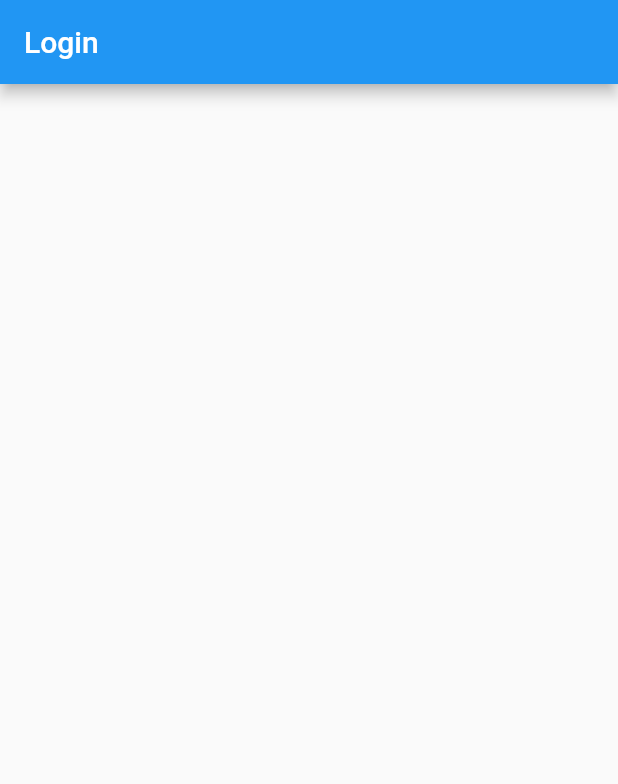
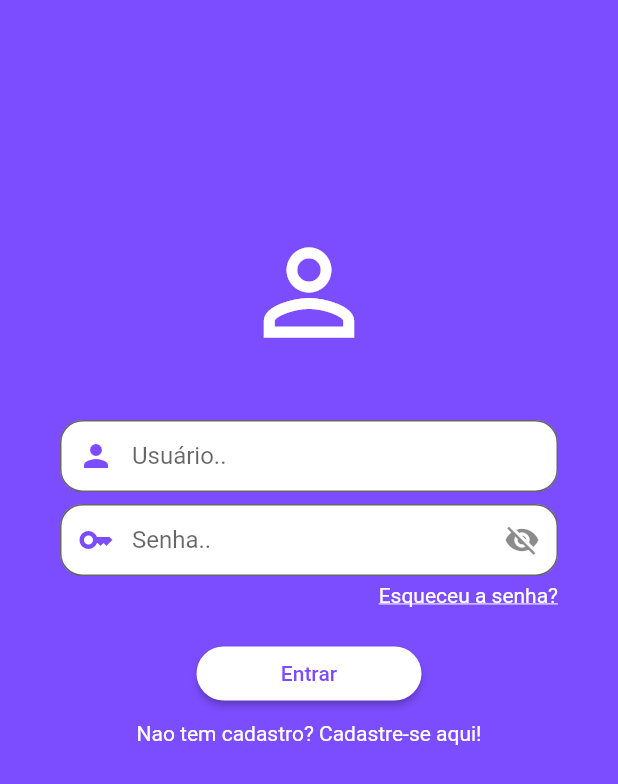
Before and after one commit to AdlanDaniel/app_mix, a Flutter app: the screen it shows after launch, on a phone screen of 412 x 824 dp. Shown: the top 784 px of the screen. Run offline on Flutter 3.47's test engine with Material 2 defaults, Android fonts, the phone set to English and light mode, and no system bars.

Commit message:
tela login

```diff
--- a/lib/app/modules/login/view/login_view.dart
+++ b/lib/app/modules/login/view/login_view.dart
@@ -1,3 +1,5 @@
+import 'dart:ui';
+
 import 'package:flutter/material.dart';
 
 class LoginView extends StatefulWidget {
@@ -8,13 +10,119 @@ class LoginView extends StatefulWidget {
 }
 
 class _LoginViewState extends State<LoginView> {
+  bool passworld = true;
   @override
   Widget build(BuildContext context) {
     return Scaffold(
-      appBar: AppBar(
-        title: const Text('Login'),
-      ),
-      body: Container(),
+      body: Container(
+          height: double.infinity,
+          padding: EdgeInsets.only(left: 40, right: 40, bottom: 20),
+          color: Color(0xFF7C4DFF),
+          child: SingleChildScrollView(
+            child: Center(
+              child: Column(
+                children: [
+                  Padding(
+                    padding: EdgeInsets.only(top: 150),
+                    child: Icon(
+                      Icons.person_outline,
+                      size: 90,
+                      color: Colors.white,
+                    ),
+                  ),
+                  Padding(
+                    padding: const EdgeInsets.only(top: 40.0),
+                    child: TextFormField(
+                      decoration: InputDecoration(
+                          prefixIcon:
+                              Icon(Icons.person, color: Color(0xFF7C4DFF)),
+                          contentPadding: EdgeInsets.only(bottom: 5),
+                          fillColor: Colors.white,
+                          filled: true,
+                          hintText: 'Usuário..',
+                          border: OutlineInputBorder(
+                              borderRadius:
+                                  BorderRadius.all(Radius.circular(15)))),
+                    ),
+                  ),
+                  Padding(
+                    padding: EdgeInsets.only(top: 8),
+                    child: TextFormField(
+                      obscureText: passworld,
+                      decoration: InputDecoration(
+                          contentPadding: EdgeInsets.only(bottom: 5),
+                          suffixIcon: IconButton(
+                              onPressed: () {
+                                setState(() {
+                                  passworld = !passworld;
+                                });
+                              },
+                              icon: passworld
+                                  ? Icon(Icons.visibility_off)
+                                  : Icon(Icons.visibility)),
+                          prefixIcon: Icon(
+                            Icons.key,
+                            color: Color(0xFF7C4DFF),
+                          ),
+                          border: OutlineInputBorder(
+                              borderRadius:
+                                  BorderRadius.all(Radius.circular(15))),
+                          filled: true,
+                          fillColor: Colors.white,
+                          hintText: 'Senha..'),
+                    ),
+                  ),
+                  GestureDetector(
+                    child: Padding(
+                      padding: EdgeInsets.only(top: 5),
+                      child: Row(
+                        mainAxisAlignment: MainAxisAlignment.end,
+                        children: [
+                          Text(
+                            'Esqueceu a senha?',
+                            style: TextStyle(
+                              color: Colors.white,
+                              decoration: TextDecoration.underline,
+                            ),
+                          ),
+                        ],
+                      ),
+                    ),
+                  ),
+                  Padding(
+                    padding: EdgeInsets.only(top: 20),
+                    child: SizedBox(
+                      width: 150,
+                      child: ElevatedButton(
+                        style: ButtonStyle(
+                            backgroundColor:
+                                MaterialStateProperty.all(Colors.white),
+                            shape: MaterialStateProperty.all(
+                                RoundedRectangleBorder(
+                                    borderRadius: BorderRadius.circular(20)))),
+                        onPressed: () {},
+                        child: Text(
+                          'Entrar',
+                          style: TextStyle(color: Color(0xFF7C4DFF)),
+                        ),
+                      ),
+                    ),
+                  ),
+                  Padding(
+                    padding: EdgeInsets.only(top: 8),
+                    child: GestureDetector(
+                      child: Text(
+                        'Nao tem cadastro? Cadastre-se aqui!',
+                        style: TextStyle(
+                          color: Colors.white,
+                        ),
+                      ),
+                    ),
+                  )
+                ],
+              ),
+            ),
+          )),
     );
   }
 }
```
